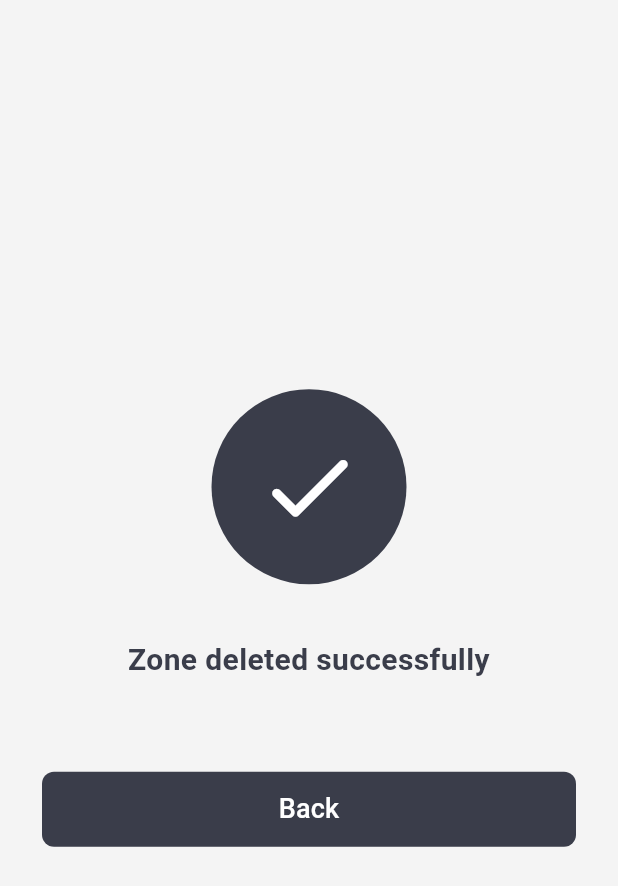
After one commit to shahad-alyahya/Rushd, a Flutter app: the Message3Page screen opened directly, on a phone screen of 412 x 824 dp. The commit adds this screen. Shown: the top 886 px of the screen. Run offline on Flutter 3.47's test engine with Material 3 defaults, Android fonts, the light colour scheme and no system bars.

Commit message:
add message_3 & edit home page

```diff
--- /dev/null
+++ b/lib/Admin/message_3.dart
@@ -0,0 +1,74 @@
+import 'package:flutter/material.dart';
+
+class Message3Page extends StatelessWidget {
+  const Message3Page({super.key});
+
+  static const Color kDark = Color(0xFF3A3D4A);
+
+  @override
+  Widget build(BuildContext context) {
+    return Scaffold(
+      backgroundColor: const Color(0xFFF4F4F4),
+      body: SafeArea(
+        child: Padding(
+          padding: const EdgeInsets.symmetric(horizontal: 28),
+          child: Center(
+            child: Column(
+              mainAxisAlignment: MainAxisAlignment.center,
+              children: [
+                Container(
+                  width: 130,
+                  height: 130,
+                  decoration: const BoxDecoration(
+                    color: kDark,
+                    shape: BoxShape.circle,
+                  ),
+                  child: const Icon(
+                    Icons.check_rounded,
+                    size: 72,
+                    color: Colors.white,
+                  ),
+                ),
+                const SizedBox(height: 36),
+                const Text(
+                  'Zone deleted successfully',
+                  textAlign: TextAlign.center,
+                  style: TextStyle(
+                    fontSize: 20,
+                    fontWeight: FontWeight.w700,
+                    color: kDark,
+                  ),
+                ),
+                const SizedBox(height: 60),
+                SizedBox(
+                  width: double.infinity,
+                  height: 50,
+                  child: ElevatedButton(
+                    onPressed: () {
+                      Navigator.pop(context);
+                    },
+                    style: ElevatedButton.styleFrom(
+                      backgroundColor: kDark,
+                      elevation: 0,
+                      shape: RoundedRectangleBorder(
+                        borderRadius: BorderRadius.circular(8),
+                      ),
+                    ),
+                    child: const Text(
+                      'Back',
+                      style: TextStyle(
+                        fontSize: 18,
+                        fontWeight: FontWeight.w500,
+                        color: Colors.white,
+                      ),
+                    ),
+                  ),
+                ),
+              ],
+            ),
+          ),
+        ),
+      ),
+    );
+  }
+}
--- a/lib/main.dart
+++ b/lib/main.dart
@@ -1,5 +1,5 @@
 import 'package:flutter/material.dart';
-import 'package:rushd/Admin/ZonesListPage.dart';
+import 'package:rushd/Visitor/homepage1.dart';
 
 void main() {
   runApp(const RushdApp());
@@ -13,7 +13,7 @@ class RushdApp extends StatelessWidget {
     return const MaterialApp(
       debugShowCheckedModeBanner: false,
       title: 'Rushd',
-      home: ZonesListPage(),
+      home: HomePage1(),
     );
   }
 }
```
Also changed, not shown: lib/Admin/AddZonePage.dart (+89 -17 lines), lib/Admin/ZonesListPage.dart (+169 -49 lines), lib/Visitor/homepage1.dart (+8 -9 lines).
